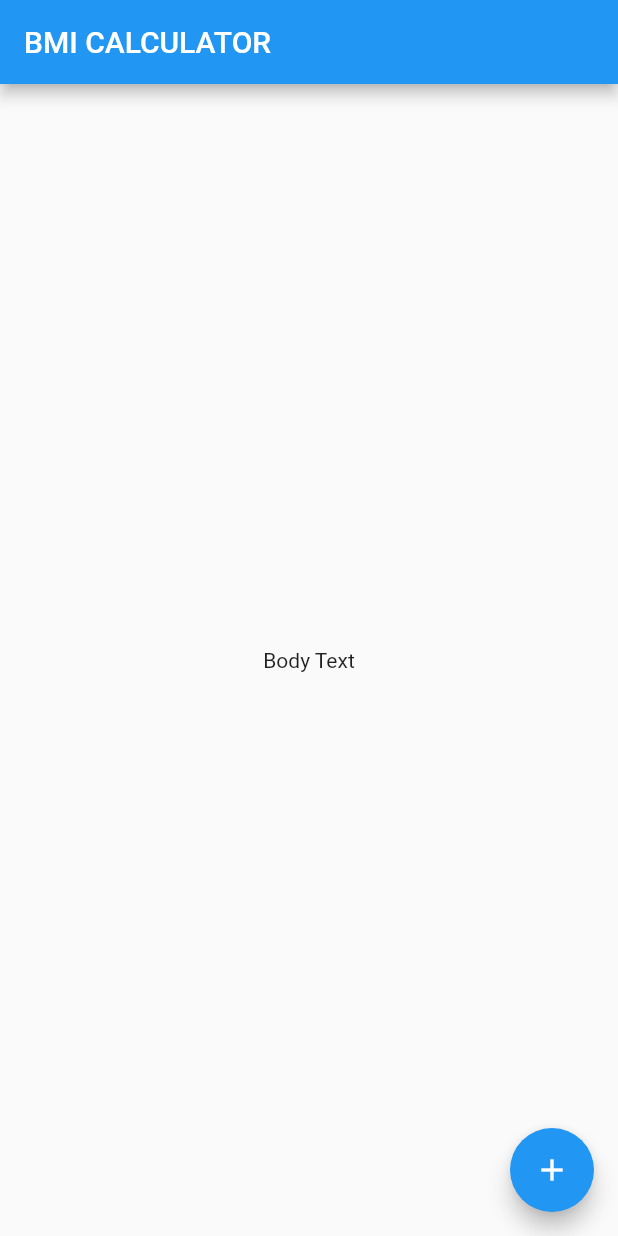
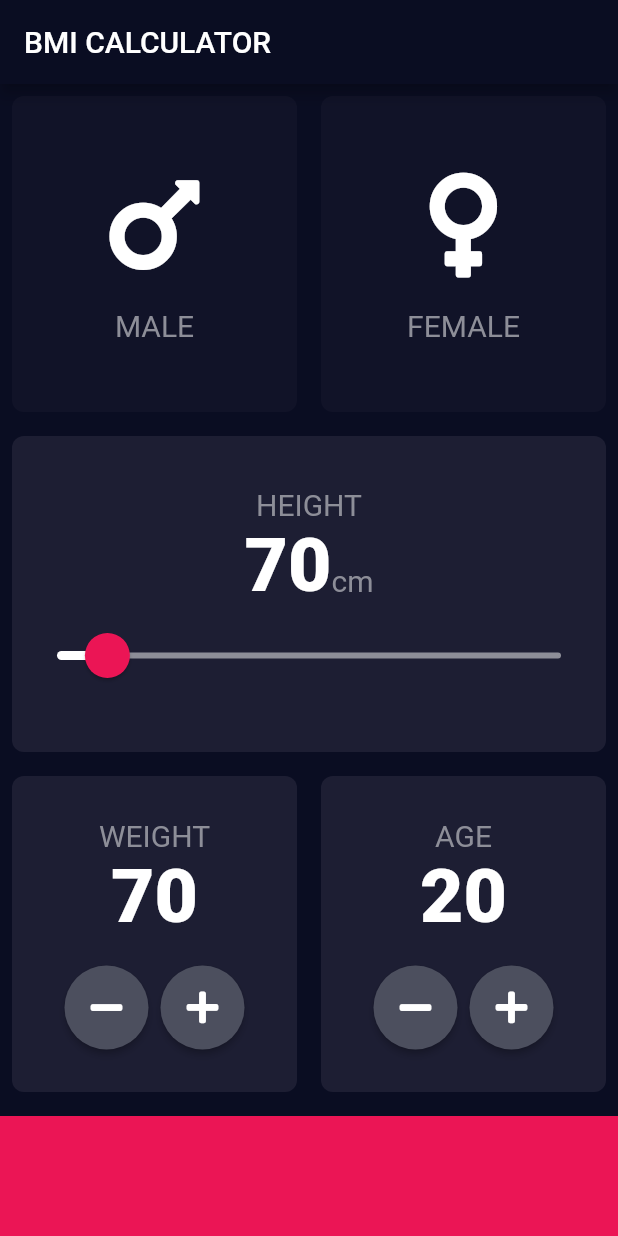
Before and after one commit to praveen-pro/bmi-calculator-flutter, a Flutter app: the screen it shows after launch, on a phone screen of 412 x 824 dp. Run offline on Flutter 3.47's test engine with Material 2 defaults, Android fonts, the phone set to English and light mode, and no system bars; our stand-ins replace font_awesome_flutter.

Commit message:
Completed Input page UI

```diff
--- /dev/null
+++ b/lib/constants.dart
@@ -0,0 +1,20 @@
+import 'package:flutter/material.dart';
+
+const kBottomContainerHeight = 80.0;
+const kBottomContainerColor = Color(0xFFEB1555);
+const kActiveCardColor = Color(0xFF1D1E33);
+const kInactiveCardColor = Color(0xFF111328);
+const kAccentColor = Color(0xFFEB1555);
+const kAccentOverlayColor = Color(0x29EB1555);
+const kAccentInActiveColor = Color(0xFF8D8E98);
+const kRoundButtonColor = Color(0xFF4C4F5E);
+
+const kLabelTextStyle = TextStyle(
+  fontSize: 20.0,
+  color: Color(0xFF8D8E98),
+);
+
+const kNumberTextStyle = TextStyle(
+  fontSize: 50.0,
+  fontWeight: FontWeight.w900,
+);
--- /dev/null
+++ b/lib/icon_content.dart
@@ -0,0 +1,29 @@
+import 'package:flutter/material.dart';
+import 'constants.dart';
+
+class IconContent extends StatelessWidget {
+  IconContent({this.icon, this.label});
+
+  final IconData icon;
+  final String label;
+
+  @override
+  Widget build(BuildContext context) {
+    return Column(
+      mainAxisAlignment: MainAxisAlignment.center,
+      children: <Widget>[
+        Icon(
+          icon,
+          size: 80.0,
+        ),
+        SizedBox(
+          height: 16.0,
+        ),
+        Text(
+          label,
+          style: kLabelTextStyle,
+        ),
+      ],
+    );
+  }
+}
--- /dev/null
+++ b/lib/input_page.dart
@@ -0,0 +1,245 @@
+import 'package:flutter/material.dart';
+import 'package:font_awesome_flutter/font_awesome_flutter.dart';
+
+import 'icon_content.dart';
+import 'reusable_card.dart';
+import 'constants.dart';
+
+enum Gender { MALE, FEMALE }
+
+class InputPage extends StatefulWidget {
+  @override
+  _InputPageState createState() => _InputPageState();
+}
+
+class _InputPageState extends State<InputPage> {
+  Gender selectedGender;
+  int height = 70;
+  int weight = 70;
+  int age = 20;
+
+  @override
+  Widget build(BuildContext context) {
+    return Scaffold(
+      appBar: AppBar(
+        title: Text('BMI CALCULATOR'),
+      ),
+      body: Column(
+        crossAxisAlignment: CrossAxisAlignment.stretch,
+        children: <Widget>[
+          Expanded(
+            child: Row(
+              children: <Widget>[
+                Expanded(
+                  child: ReusableWidget(
+                    onPress: () {
+                      setState(() {
+                        selectedGender = Gender.MALE;
+                      });
+                    },
+                    colour: selectedGender == Gender.MALE
+                        ? kActiveCardColor
+                        : kInactiveCardColor,
+                    child: IconContent(
+                      icon: FontAwesomeIcons.mars,
+                      label: 'MALE',
+                    ),
+                  ),
+                ),
+                Expanded(
+                  child: ReusableWidget(
+                    onPress: () {
+                      setState(() {
+                        selectedGender = Gender.FEMALE;
+                      });
+                    },
+                    colour: selectedGender == Gender.FEMALE
+                        ? kActiveCardColor
+                        : kInactiveCardColor,
+                    child: IconContent(
+                      icon: FontAwesomeIcons.venus,
+                      label: 'FEMALE',
+                    ),
+                  ),
+                ),
+              ],
+            ),
+          ),
+          Expanded(
+            child: ReusableWidget(
+              colour: kActiveCardColor,
+              child: Column(
+                mainAxisAlignment: MainAxisAlignment.center,
+                children: <Widget>[
+                  Text(
+                    'HEIGHT',
+                    style: kLabelTextStyle,
+                  ),
+                  Row(
+                    mainAxisAlignment: MainAxisAlignment.center,
+                    crossAxisAlignment: CrossAxisAlignment.baseline,
+                    textBaseline: TextBaseline.alphabetic,
+                    children: <Widget>[
+                      Text(
+                        height.toString(),
+                        style: kNumberTextStyle,
+                      ),
+                      Text(
+                        'cm',
+                        style: kLabelTextStyle,
+                      )
+                    ],
+                  ),
+                  SliderTheme(
+                    data: SliderTheme.of(context).copyWith(
+                      activeTrackColor: Colors.white,
+                      inactiveTrackColor: kAccentInActiveColor,
+                      overlayColor: kAccentOverlayColor,
+                      thumbColor: kAccentColor,
+                      thumbShape:
+                          RoundSliderThumbShape(enabledThumbRadius: 15.0),
+                      overlayShape:
+                          RoundSliderOverlayShape(overlayRadius: 30.0),
+                    ),
+                    child: Slider(
+                      min: 50.0,
+                      max: 250.0,
+                      value: height.toDouble(),
+                      onChanged: (double newValue) {
+                        setState(() {
+                          height = newValue.round();
+                        });
+                      },
+                    ),
+                  ),
+                ],
+              ),
+            ),
+          ),
+          Expanded(
+            child: Row(
+              children: <Widget>[
+                Expanded(
+                  child: ReusableWidget(
+                    colour: kActiveCardColor,
+                    child: Column(
+                      mainAxisAlignment: MainAxisAlignment.center,
+                      children: <Widget>[
+                        Text(
+                          'WEIGHT',
+                          style: kLabelTextStyle,
+                        ),
+                        Text(
+                          weight.toString(),
+                          style: kNumberTextStyle,
+                        ),
+                        SizedBox(
+                          height: 16.0,
+                        ),
+                        Row(
+                          mainAxisAlignment: MainAxisAlignment.center,
+                          children: <Widget>[
+                            RoundIconButton(
+                              icon: FontAwesomeIcons.minus,
+                              onPressed: () {
+                                setState(() {
+                                  weight--;
+                                });
+                              },
+                            ),
+                            SizedBox(
+                              width: 8.0,
+                            ),
+                            RoundIconButton(
+                              icon: FontAwesomeIcons.plus,
+                              onPressed: () {
+                                setState(() {
+                                  weight++;
+                                });
+                              },
+                            ),
+                          ],
+                        ),
+                      ],
+                    ),
+                  ),
+                ),
+                Expanded(
+                  child: ReusableWidget(
+                    colour: kActiveCardColor,
+                    child: Column(
+                      mainAxisAlignment: MainAxisAlignment.center,
+                      children: <Widget>[
+                        Text(
+                          'AGE',
+                          style: kLabelTextStyle,
+                        ),
+                        Text(
+                          age.toString(),
+                          style: kNumberTextStyle,
+                        ),
+                        SizedBox(
+                          height: 16.0,
+                        ),
+                        Row(
+                          mainAxisAlignment: MainAxisAlignment.center,
+                          children: <Widget>[
+                            RoundIconButton(
+                              icon: FontAwesomeIcons.minus,
+                              onPressed: () {
+                                setState(() {
+                                  age--;
+                                });
+                              },
+                            ),
+                            SizedBox(
+                              width: 8.0,
+                            ),
+                            RoundIconButton(
+                              icon: FontAwesomeIcons.plus,
+                              onPressed: () {
+                                setState(() {
+                                  age++;
+                                });
+                              },
+                            ),
+                          ],
+                        ),
+                      ],
+                    ),
+                  ),
+                ),
+              ],
+            ),
+          ),
+          Container(
+            height: kBottomContainerHeight,
+            color: kBottomContainerColor,
+            margin: EdgeInsets.only(top: 8.0),
+          ),
+        ],
+      ),
+    );
+  }
+}
+
+class RoundIconButton extends StatelessWidget {
+  RoundIconButton({this.icon, this.onPressed});
+
+  final IconData icon;
+  final Function onPressed;
+
+  @override
+  Widget build(BuildContext context) {
+    return RawMaterialButton(
+      child: Icon(icon),
+      onPressed: onPressed,
+      constraints: BoxConstraints.tightFor(
+        height: 56.0,
+        width: 56.0,
+      ),
+      shape: CircleBorder(),
+      fillColor: kRoundButtonColor,
+    );
+  }
+}
--- a/lib/main.dart
+++ b/lib/main.dart
@@ -1,4 +1,7 @@
 import 'package:flutter/material.dart';
+
+import 'input_page.dart';
+import 'constants.dart';
 
 void main() => runApp(BMICalculator());
 
@@ -6,29 +9,15 @@ class BMICalculator extends StatelessWidget {
   @override
   Widget build(BuildContext context) {
     return MaterialApp(
+      theme: ThemeData.dark().copyWith(
+        primaryColor: Color(0xFF0A0D22),
+        scaffoldBackgroundColor: Color(0xFF0A0D22),
+        accentColor: kBottomContainerColor,
+        textTheme: TextTheme(
+          body1: TextStyle(color: Colors.white),
+        ),
+      ),
       home: InputPage(),
     );
   }
 }
-
-class InputPage extends StatefulWidget {
-  @override
-  _InputPageState createState() => _InputPageState();
-}
-
-class _InputPageState extends State<InputPage> {
-  @override
-  Widget build(BuildContext context) {
-    return Scaffold(
-      appBar: AppBar(
-        title: Text('BMI CALCULATOR'),
-      ),
-      body: Center(
-        child: Text('Body Text'),
-      ),
-      floatingActionButton: FloatingActionButton(
-        child: Icon(Icons.add),
-      ),
-    );
-  }
-}
--- /dev/null
+++ b/lib/reusable_card.dart
@@ -0,0 +1,24 @@
+import 'package:flutter/material.dart';
+
+class ReusableWidget extends StatelessWidget {
+  ReusableWidget({@required this.colour, this.child, this.onPress});
+
+  final Color colour;
+  final Widget child;
+  final Function onPress;
+
+  @override
+  Widget build(BuildContext context) {
+    return GestureDetector(
+      onTap: onPress,
+      child: Container(
+        child: child,
+        margin: EdgeInsets.all(8.0),
+        decoration: BoxDecoration(
+          color: colour,
+          borderRadius: BorderRadius.circular(8.0),
+        ),
+      ),
+    );
+  }
+}
--- a/pubspec.yaml
+++ b/pubspec.yaml
@@ -11,6 +11,7 @@ dependencies:
     sdk: flutter
 
   cupertino_icons: ^0.1.2
+  font_awesome_flutter: ^8.5.0
 
 dev_dependencies:
   flutter_test:
```
